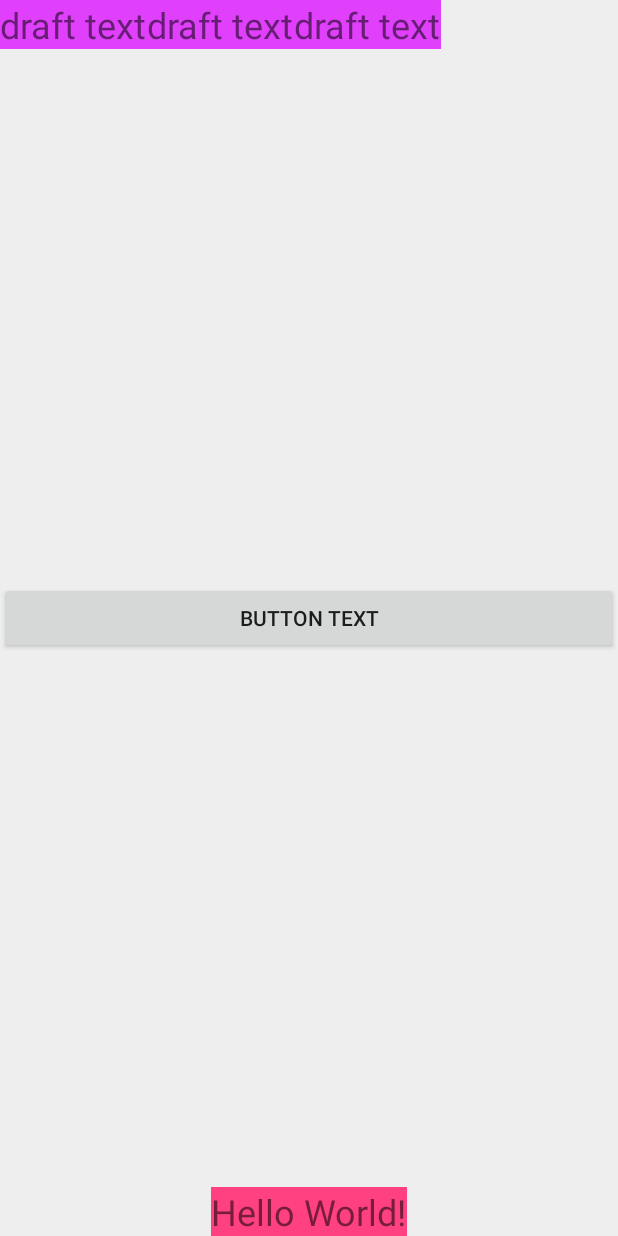
After one commit to jzaoueli/Left, an Android app: the layout activity_main_old.xml on its own in the app's theme, with its tools: preview values and no code run, on a phone screen of 412 x 824 dp. The commit adds this screen. Run offline under Robolectric (Android 15) with nearby library versions, the phone set to English and light mode, and no system bars.

Commit message:
L-1B: done

```diff
--- /dev/null
+++ b/app/src/main/res/layout/activity_main_old.xml
@@ -0,0 +1,62 @@
+<?xml version="1.0" encoding="utf-8"?>
+<RelativeLayout xmlns:android="http://schemas.android.com/apk/res/android"
+    xmlns:tools="http://schemas.android.com/tools"
+    android:id="@+id/activity_main"
+    android:layout_width="match_parent"
+    android:layout_height="match_parent"
+    android:background="@color/main_activity_bg"
+    tools:context="com.example.jihedzaoueli.left.MainActivity">
+
+    <Button
+        android:id="@+id/blubButton"
+        android:layout_width="match_parent"
+        android:layout_height="wrap_content"
+        android:layout_centerVertical="true"
+        android:text="@string/button_text" />
+
+    <TextView
+        android:id="@+id/fist"
+        android:layout_width="wrap_content"
+        android:layout_height="wrap_content"
+        android:background="@color/text_bg"
+        android:text="@string/draft_text"
+        android:textSize="@dimen/draft_text_size" />
+
+    <TextView
+        android:id="@+id/second"
+        android:layout_width="wrap_content"
+        android:layout_height="wrap_content"
+        android:layout_toRightOf="@id/fist"
+        android:background="@color/text_bg"
+        android:text="@string/draft_text"
+        android:textSize="@dimen/draft_text_size" />
+
+    <TextView
+        android:id="@+id/thirs"
+        android:layout_width="wrap_content"
+        android:layout_height="wrap_content"
+        android:layout_toRightOf="@id/second"
+        android:background="@color/text_bg"
+        android:text="@string/draft_text"
+        android:textSize="@dimen/draft_text_size" />
+
+    <TextView
+        android:id="@+id/textView"
+        android:layout_width="wrap_content"
+        android:layout_height="wrap_content"
+        android:layout_alignParentBottom="true"
+        android:layout_centerHorizontal="true"
+        android:background="@color/colorAccent"
+        android:text="Hello World!"
+        android:textSize="@dimen/draft_text_size" />
+
+    <TextView
+        android:id="@+id/mytext"
+        android:layout_width="wrap_content"
+        android:layout_height="wrap_content"
+        android:layout_toRightOf="@id/second"
+        android:background="@color/text_bg"
+        android:text="@string/draft_text"
+        android:textSize="@dimen/draft_text_size" />
+
+</RelativeLayout>
--- a/app/src/main/res/values/colors.xml
+++ b/app/src/main/res/values/colors.xml
@@ -3,4 +3,6 @@
     <color name="colorPrimary">#3F51B5</color>
     <color name="colorPrimaryDark">#303F9F</color>
     <color name="colorAccent">#FF4081</color>
+    <color name="main_activity_bg">#EEEEEE</color>
+    <color name="text_bg">#E040FB</color>
 </resources>
--- a/app/src/main/res/values/dimens.xml
+++ b/app/src/main/res/values/dimens.xml
@@ -2,4 +2,6 @@
     <!-- Default screen margins, per the Android Design guidelines. -->
     <dimen name="activity_horizontal_margin">16dp</dimen>
     <dimen name="activity_vertical_margin">16dp</dimen>
+
+    <dimen name="draft_text_size">24sp</dimen>
 </resources>
--- a/app/src/main/res/values/strings.xml
+++ b/app/src/main/res/values/strings.xml
@@ -4,4 +4,11 @@
     <string name="tom">Tom!</string>
     <string name="tim">Tim!</string>
     <string name="tam">Tam!</string>
+    <string name="edit_text_hint">text to put</string>
+    <string name="abc">abc</string>
+    <string name="button_text">Button Text</string>
+    <string name="draft_text">draft text</string>
+    <string name="pebble_beach">Pebble Beach</string>
+    <string name="california">California</string>
+    <string name="_10_miles_away">10 miles away</string>
 </resources>
```
Also changed, not shown: app/src/main/res/layout/activity_draft.xml (+37 -10 lines), app/src/main/res/layout/item_list.xml (added, +44 -0 lines), app/src/main/res/drawable/ocean.jpeg (added), app/src/main/res/drawable/scooby.jpg (added), app/src/main/res/layout/activity_main.xml (line endings or trailing spaces).
